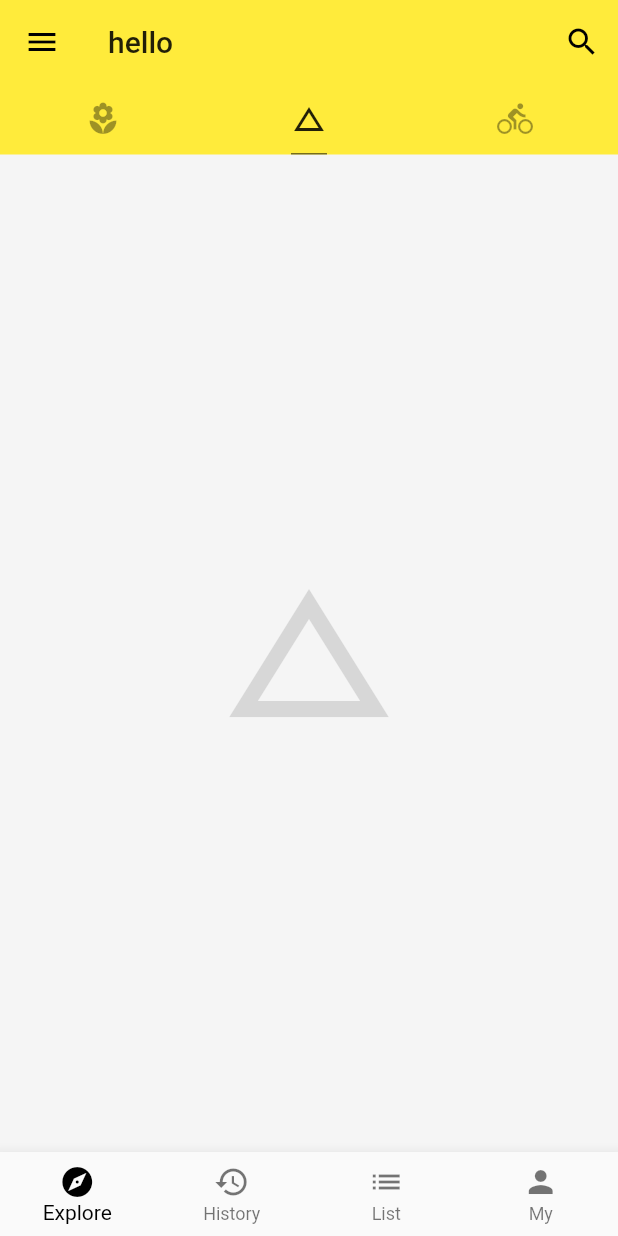
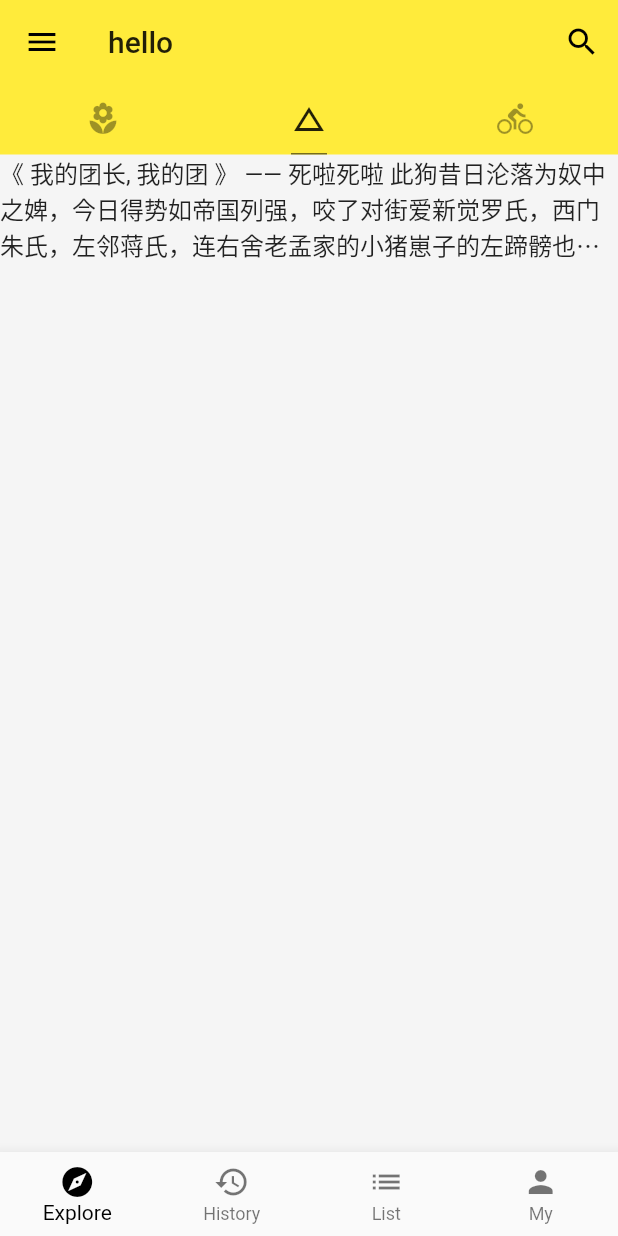
Before and after one commit to ShondaXX/flutter, a Flutter app: the screen it shows after launch, tab 2 chosen, on a phone screen of 412 x 824 dp. Run offline on Flutter 3.47's test engine with Material 2 defaults, Android fonts, the phone set to English and light mode, and no system bars; network calls fail.

Commit message:
Text:文本小部件  TextStyle:文本样式小部件

```diff
--- /dev/null
+++ b/lib/demo/basic_demo.dart
@@ -0,0 +1,21 @@
+import 'package:flutter/material.dart';
+
+class BasicDemo extends StatelessWidget{
+  final TextStyle _TextStyle = TextStyle(//文本样式小部件
+    fontSize: 16.0,
+  );
+
+  final String _author = "死啦死啦";
+  final String _title = "我的团长, 我的团";
+
+  @override
+  Widget build(BuildContext context){
+    return Text(//文本小部件
+      "《 $_title 》 —— $_author 此狗昔日沦落为奴中之婢，今日得势如帝国列强，咬了对街爱新觉罗氏，西门朱氏，左邻蒋氏，连右舍老孟家的小猪崽子的左蹄髈也几被重伤不治…",
+      textAlign: TextAlign.left,//文本对齐方式
+      style: _TextStyle,
+      maxLines: 3,
+      overflow: TextOverflow.ellipsis,
+    );
+  }
+}
--- a/lib/main.dart
+++ b/lib/main.dart
@@ -3,6 +3,7 @@ import './demo/listView_demo.dart';
 import './demo/hello_demo.dart';
 import './demo/drawer_demo.dart';
 import './demo/bottom_navigation_bar_demo.dart';
+import './demo/basic_demo.dart';
 
 void main() => runApp(App());
 
@@ -81,11 +82,12 @@ class Home extends StatelessWidget {
             //   size: 128.0,
             //   color: Colors.black12,
             // ),
-            Icon(//图标小部件
-              Icons.change_history,
-              size: 128.0,
-              color: Colors.black12,
-            ),
+            // Icon(//图标小部件
+            //   Icons.change_history,
+            //   size: 128.0,
+            //   color: Colors.black12,
+            // ),
+            BasicDemo(),
             Icon(//图标小部件
               Icons.directions_bike,
               size: 128.0,
```
